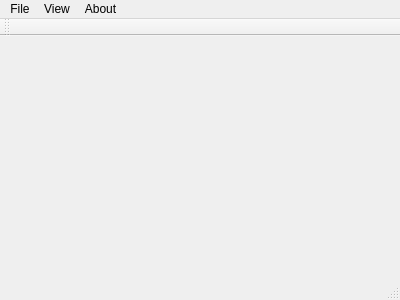
First picture: the form in demo/mainwindow.ui, repository mfreiholz/Qt-Advanced-Docking-System, before the edit.
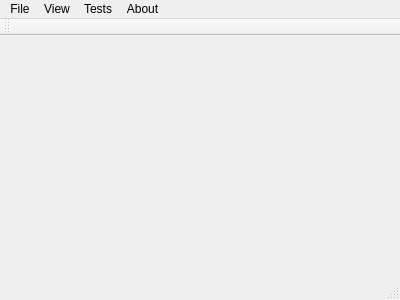
Second picture: the form after the edit.

```diff
--- a/demo/mainwindow.ui
+++ b/demo/mainwindow.ui
@@ -45,8 +45,14 @@
      <string>About</string>
     </property>
    </widget>
+   <widget class="QMenu" name="menuTests">
+    <property name="title">
+     <string>Tests</string>
+    </property>
+   </widget>
    <addaction name="menuFile"/>
    <addaction name="menuView"/>
+   <addaction name="menuTests"/>
    <addaction name="menuAbout"/>
   </widget>
   <widget class="QToolBar" name="toolBar">
```
